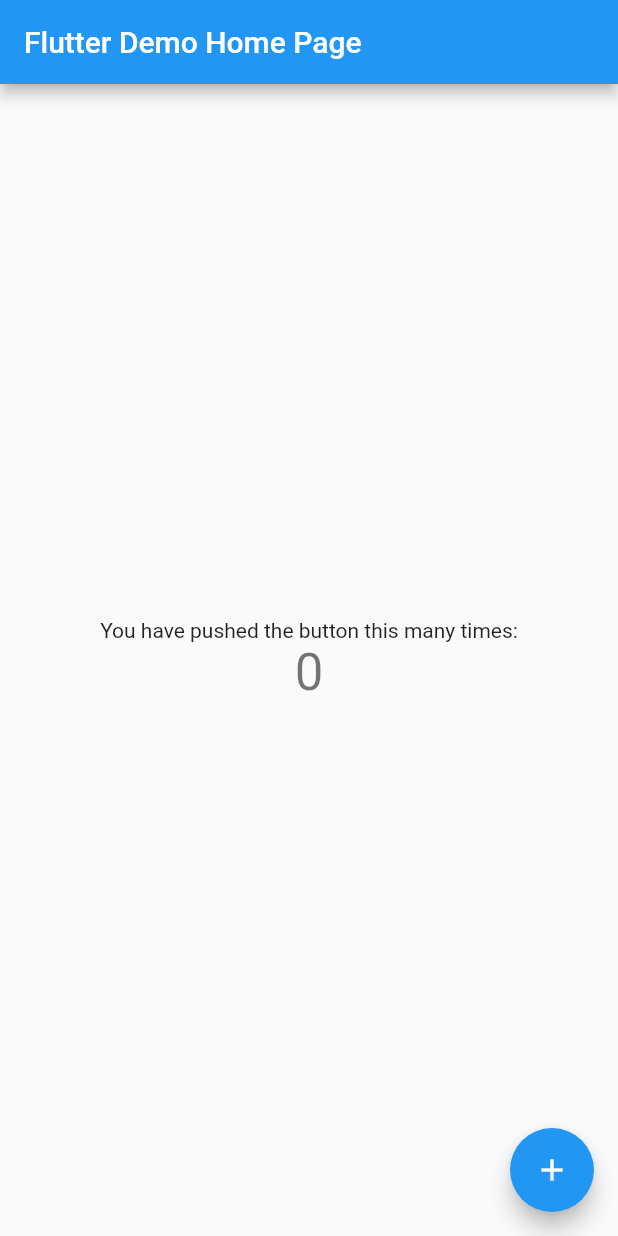
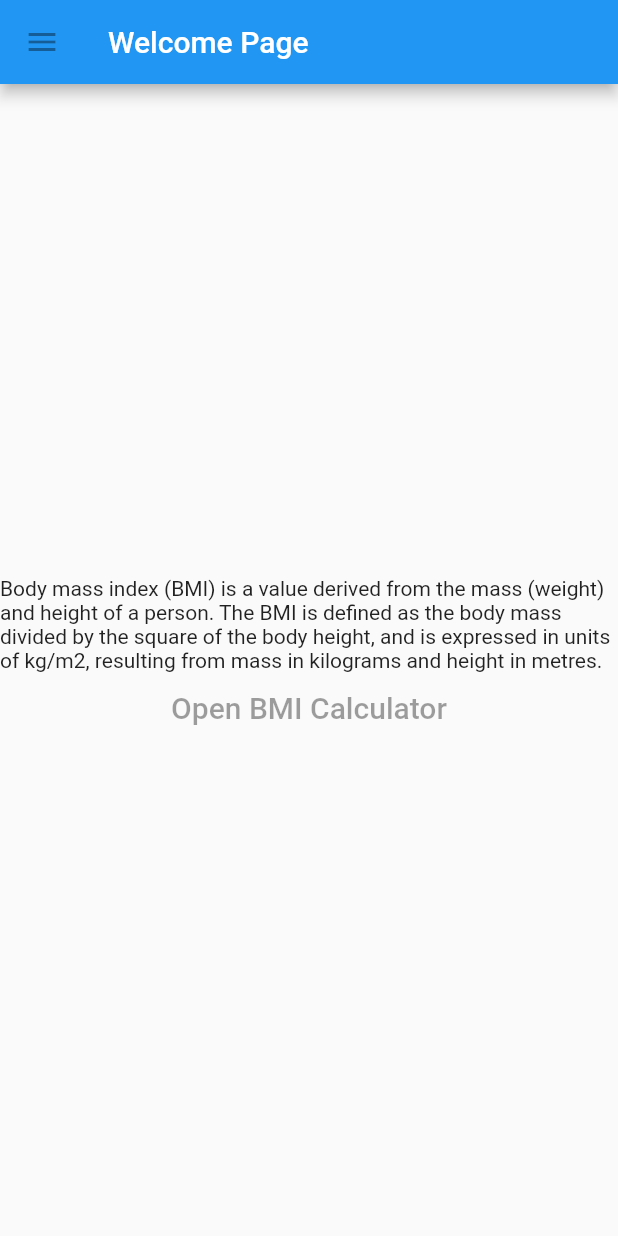
Before and after one commit to luca-hom/bmi, a Flutter app: the screen it shows after launch, on a phone screen of 412 x 824 dp. Run offline on Flutter 3.47's test engine with Material 2 defaults, Android fonts, the phone set to English and light mode, and no system bars.

Commit message:
deleted widget_test.dart, deleted ExamplePage, added project structure, added Welcome Page

```diff
--- a/lib/main.dart
+++ b/lib/main.dart
@@ -1,115 +1,19 @@
+import 'package:bmi/presentation/WelcomePage.dart';
 import 'package:flutter/material.dart';
 
 void main() {
-  runApp(const MyApp());
+  runApp(const BmiApp());
 }
 
-class MyApp extends StatelessWidget {
-  const MyApp({super.key});
+class BmiApp extends StatelessWidget {
+  const BmiApp({Key? key}) : super(key: key);
 
-  // This widget is the root of your application.
   @override
   Widget build(BuildContext context) {
+
     return MaterialApp(
-      title: 'Flutter Demo',
-      theme: ThemeData(
-        // This is the theme of your application.
-        //
-        // Try running your application with "flutter run". You'll see the
-        // application has a blue toolbar. Then, without quitting the app, try
-        // changing the primarySwatch below to Colors.green and then invoke
-        // "hot reload" (press "r" in the console where you ran "flutter run",
-        // or simply save your changes to "hot reload" in a Flutter IDE).
-        // Notice that the counter didn't reset back to zero; the application
-        // is not restarted.
-        primarySwatch: Colors.blue,
-      ),
-      home: const MyHomePage(title: 'Flutter Demo Home Page'),
+      title: "BMI App",
+      home: WelcomePage(),
     );
   }
 }
-
-class MyHomePage extends StatefulWidget {
-  const MyHomePage({super.key, required this.title});
-
-  // This widget is the home page of your application. It is stateful, meaning
-  // that it has a State object (defined below) that contains fields that affect
-  // how it looks.
-
-  // This class is the configuration for the state. It holds the values (in this
-  // case the title) provided by the parent (in this case the App widget) and
-  // used by the build method of the State. Fields in a Widget subclass are
-  // always marked "final".
-
-  final String title;
-
-  @override
-  State<MyHomePage> createState() => _MyHomePageState();
-}
-
-class _MyHomePageState extends State<MyHomePage> {
-  int _counter = 0;
-
-  void _incrementCounter() {
-    setState(() {
-      // This call to setState tells the Flutter framework that something has
-      // changed in this State, which causes it to rerun the build method below
-      // so that the display can reflect the updated values. If we changed
-      // _counter without calling setState(), then the build method would not be
-      // called again, and so nothing would appear to happen.
-      _counter++;
-    });
-  }
-
-  @override
-  Widget build(BuildContext context) {
-    // This method is rerun every time setState is called, for instance as done
-    // by the _incrementCounter method above.
-    //
-    // The Flutter framework has been optimized to make rerunning build methods
-    // fast, so that you can just rebuild anything that needs updating rather
-    // than having to individually change instances of widgets.
-    return Scaffold(
-      appBar: AppBar(
-        // Here we take the value from the MyHomePage object that was created by
-        // the App.build method, and use it to set our appbar title.
-        title: Text(widget.title),
-      ),
-      body: Center(
-        // Center is a layout widget. It takes a single child and positions it
-        // in the middle of the parent.
-        child: Column(
-          // Column is also a layout widget. It takes a list of children and
-          // arranges them vertically. By default, it sizes itself to fit its
-          // children horizontally, and tries to be as tall as its parent.
-          //
-          // Invoke "debug painting" (press "p" in the console, choose the
-          // "Toggle Debug Paint" action from the Flutter Inspector in Android
-          // Studio, or the "Toggle Debug Paint" command in Visual Studio Code)
-          // to see the wireframe for each widget.
-          //
-          // Column has various properties to control how it sizes itself and
-          // how it positions its children. Here we use mainAxisAlignment to
-          // center the children vertically; the main axis here is the vertical
-          // axis because Columns are vertical (the cross axis would be
-          // horizontal).
-          mainAxisAlignment: MainAxisAlignment.center,
-          children: <Widget>[
-            const Text(
-              'You have pushed the button this many times:',
-            ),
-            Text(
-              '$_counter',
-              style: Theme.of(context).textTheme.headline4,
-            ),
-          ],
-        ),
-      ),
-      floatingActionButton: FloatingActionButton(
-        onPressed: _incrementCounter,
-        tooltip: 'Increment',
-        child: const Icon(Icons.add),
-      ), // This trailing comma makes auto-formatting nicer for build methods.
-    );
-  }
-}
--- /dev/null
+++ b/lib/presentation/WelcomePage.dart
@@ -0,0 +1,36 @@
+import 'package:flutter/material.dart';
+
+class WelcomePage extends StatelessWidget {
+  const WelcomePage ({Key? key}) : super(key: key);
+
+  @override
+  Widget build(BuildContext context) {
+    return Scaffold(
+      appBar: AppBar(
+        leading: const IconButton(
+          icon: Icon(Icons.menu),
+          tooltip: 'Navigation menu',
+          onPressed: null,
+        ),
+        title: const Text('Welcome Page'),
+        actions: const [
+        ],
+      ),
+      // body is the majority of the screen.
+      body: Column(
+        mainAxisAlignment: MainAxisAlignment.center,
+        crossAxisAlignment: CrossAxisAlignment.center,
+        children: const [
+          Text('Body mass index (BMI) is a value derived from the mass (weight) '
+              'and height of a person. The BMI is defined as the body mass divided by '
+              'the square of the body height, and is expressed in units of kg/m2, '
+              'resulting from mass in kilograms and height in metres.'),
+        TextButton(
+          onPressed: null,
+          child: Text('Open BMI Calculator', style: TextStyle(fontSize: 20)),
+        ),
+        ],
+      ),
+      );
+  }
+}
```
Also changed, not shown: 1 other file.
